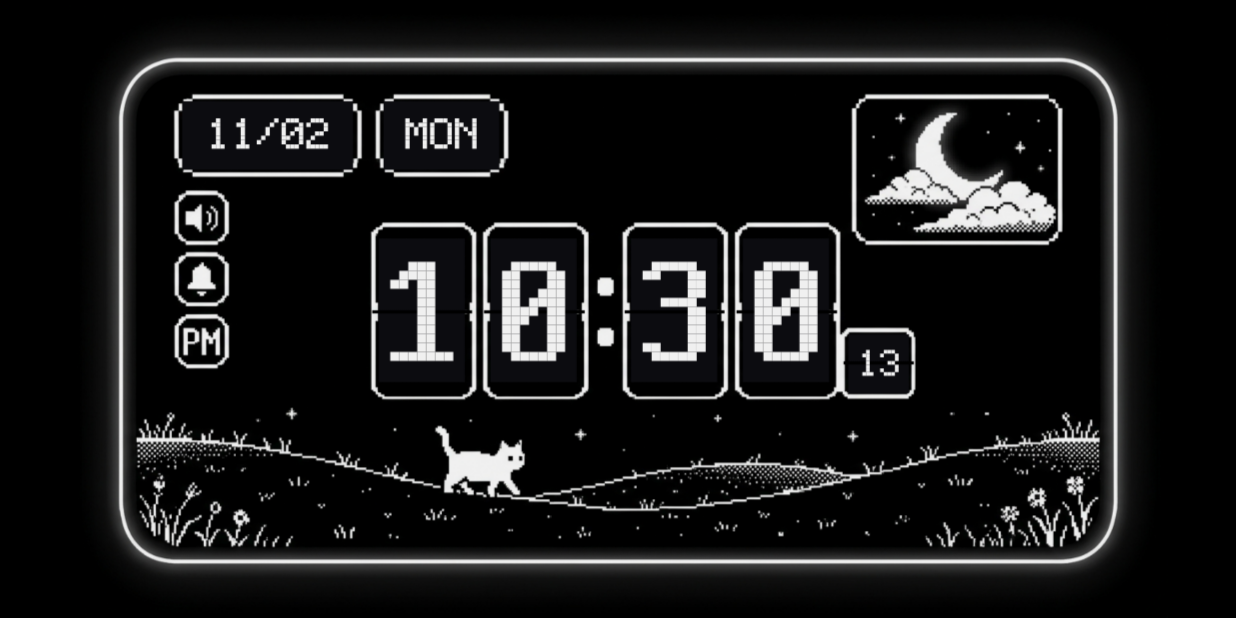
After one commit to silentman04/Wandering_Watch, an Android app built with Jetpack Compose: the StaticActivity screen opened directly, with no data from a screen before it, on a phone screen of 824 x 412 dp (held sideways). The commit adds this screen. Run offline under Robolectric (Android 15) with nearby library versions, the phone set to English and light mode, and no system bars.

Commit message:
feat: Add Wandering_Watch_Static 1:1 artwork edition with real-time live clock overlay

```diff
--- /dev/null
+++ b/app/src/main/java/com/antigravity/wanderingwatch/StaticActivity.kt
@@ -0,0 +1,86 @@
+package com.antigravity.wanderingwatch
+
+import android.content.BroadcastReceiver
+import android.content.Context
+import android.content.Intent
+import android.content.IntentFilter
+import android.os.Build
+import android.os.Bundle
+import android.view.WindowManager
+import androidx.activity.ComponentActivity
+import androidx.activity.compose.setContent
+import androidx.activity.viewModels
+import androidx.core.view.WindowCompat
+import androidx.core.view.WindowInsetsCompat
+import androidx.core.view.WindowInsetsControllerCompat
+import com.antigravity.wanderingwatch.ui.screens.StaticDeskClockScreen
+import com.antigravity.wanderingwatch.ui.theme.WanderingWatchTheme
+import com.antigravity.wanderingwatch.viewmodel.ClockViewModel
+
+class StaticActivity : ComponentActivity() {
+
+    private val clockViewModel: ClockViewModel by viewModels()
+
+    private val powerReceiver = object : BroadcastReceiver() {
+        override fun onReceive(context: Context?, intent: Intent?) {
+            when (intent?.action) {
+                Intent.ACTION_POWER_CONNECTED -> {
+                    clockViewModel.setCharging(true)
+                    window.addFlags(WindowManager.LayoutParams.FLAG_KEEP_SCREEN_ON)
+                }
+                Intent.ACTION_POWER_DISCONNECTED -> {
+                    clockViewModel.setCharging(false)
+                }
+            }
+        }
+    }
+
+    override fun onCreate(savedInstanceState: Bundle?) {
+        super.onCreate(savedInstanceState)
+
+        // Keep screen on for desk clock mode
+        window.addFlags(WindowManager.LayoutParams.FLAG_KEEP_SCREEN_ON)
+
+        // Draw under camera cutout
+        if (Build.VERSION.SDK_INT >= Build.VERSION_CODES.P) {
+            window.attributes.layoutInDisplayCutoutMode =
+                WindowManager.LayoutParams.LAYOUT_IN_DISPLAY_CUTOUT_MODE_SHORT_EDGES
+        }
+
+        // Immersive sticky fullscreen
+        WindowCompat.setDecorFitsSystemWindows(window, false)
+        val insetsController = WindowCompat.getInsetsController(window, window.decorView)
+        insetsController.systemBarsBehavior =
+            WindowInsetsControllerCompat.BEHAVIOR_SHOW_TRANSIENT_BARS_BY_SWIPE
+        insetsController.hide(WindowInsetsCompat.Type.systemBars())
+
+        // Register power receiver
+        val filter = IntentFilter().apply {
+            addAction(Intent.ACTION_POWER_CONNECTED)
+            addAction(Intent.ACTION_POWER_DISCONNECTED)
+        }
+        registerReceiver(powerReceiver, filter)
+
+        // Render Static Compose UI
+        setContent {
+            WanderingWatchTheme {
+                StaticDeskClockScreen(viewModel = clockViewModel)
+            }
+        }
+    }
+
+    override fun onWindowFocusChanged(hasFocus: Boolean) {
+        super.onWindowFocusChanged(hasFocus)
+        if (hasFocus) {
+            WindowCompat.getInsetsController(window, window.decorView)
+                .hide(WindowInsetsCompat.Type.systemBars())
+        }
+    }
+
+    override fun onDestroy() {
+        super.onDestroy()
+        try {
+            unregisterReceiver(powerReceiver)
+        } catch (_: Exception) {}
+    }
+}
--- /dev/null
+++ b/app/src/main/java/com/antigravity/wanderingwatch/ui/screens/StaticDeskClockScreen.kt
@@ -0,0 +1,174 @@
+package com.antigravity.wanderingwatch.ui.screens
+
+import androidx.compose.foundation.Image
+import androidx.compose.foundation.background
+import androidx.compose.foundation.layout.Box
+import androidx.compose.foundation.layout.aspectRatio
+import androidx.compose.foundation.layout.fillMaxSize
+import androidx.compose.runtime.Composable
+import androidx.compose.runtime.collectAsState
+import androidx.compose.runtime.getValue
+import androidx.compose.ui.Alignment
+import androidx.compose.ui.Modifier
+import androidx.compose.ui.draw.drawBehind
+import androidx.compose.ui.graphics.graphicsLayer
+import androidx.compose.ui.layout.ContentScale
+import androidx.compose.ui.res.painterResource
+import com.antigravity.wanderingwatch.R
+import com.antigravity.wanderingwatch.ui.components.PixelGlyphs
+import com.antigravity.wanderingwatch.ui.theme.PureBlack
+import com.antigravity.wanderingwatch.ui.theme.PureWhite
+import com.antigravity.wanderingwatch.viewmodel.ClockViewModel
+
+/**
+ * 1:1 Static Artwork Screen with real-time live clock overlay.
+ * Uses the exact approved design v7 artwork as a base, overlaying live hours, minutes,
+ * seconds, date, and day directly into the card slots with zero CPU/battery waste.
+ */
+@Composable
+fun StaticDeskClockScreen(
+    viewModel: ClockViewModel,
+    modifier: Modifier = Modifier
+) {
+    val timeState by viewModel.timeState.collectAsState()
+    val burnInState by viewModel.burnInState.collectAsState()
+
+    Box(
+        modifier = modifier
+            .fillMaxSize()
+            .background(PureBlack),
+        contentAlignment = Alignment.Center
+    ) {
+        // Fitted 16:9 canvas container matching the base artwork aspect ratio (1376x768)
+        Box(
+            modifier = Modifier
+                .fillMaxSize()
+                .aspectRatio(16f / 9f, matchHeightConstraintsFirst = true)
+                .graphicsLayer {
+                    // AMOLED burn-in protection: micro-orbiting & cyclic luminance breathing
+                    translationX = burnInState.shiftX
+                    translationY = burnInState.shiftY
+                    alpha = burnInState.luminanceFactor
+                }
+        ) {
+            // 1. Base 1:1 High-Resolution Static Artwork
+            Image(
+                painter = painterResource(id = R.drawable.clock_template_base),
+                contentDescription = "Desk Clock Artwork",
+                contentScale = ContentScale.Fit,
+                modifier = Modifier.fillMaxSize()
+            )
+
+            // 2. Real-time Live Time & Date Overlay on Canvas
+            Box(
+                modifier = Modifier
+                    .fillMaxSize()
+                    .drawBehind {
+                        val w = size.width
+                        val h = size.height
+
+                        // Proportional scaling factors based on 1376 x 768 template
+                        val largePixelSize = (h / 768f) * 11.2f
+                        val smallPixelSize = (h / 768f) * 4.6f
+                        val datePixelSize = (h / 768f) * 5.4f
+
+                        // A. LIVE FLIP CLOCK DIGITS (10:09)
+                        val cardY = (384f / 768f) * h
+
+                        // Hour Tens (Card 1)
+                        val card1X = (442f / 1376f) * w
+                        val hTens = timeState.hourTens.firstOrNull() ?: '1'
+                        PixelGlyphs.drawLargeDigit(
+                            drawScope = this,
+                            char = hTens,
+                            centerX = card1X,
+                            centerY = cardY,
+                            pixelSize = largePixelSize,
+                            color = PureWhite
+                        )
+
+                        // Hour Ones (Card 2)
+                        val card2X = (582f / 1376f) * w
+                        val hOnes = timeState.hourOnes.firstOrNull() ?: '0'
+                        PixelGlyphs.drawLargeDigit(
+                            drawScope = this,
+                            char = hOnes,
+                            centerX = card2X,
+                            centerY = cardY,
+                            pixelSize = largePixelSize,
+                            color = PureWhite
+                        )
+
+                        // Minute Tens (Card 3)
+                        val card3X = (758f / 1376f) * w
+                        val mTens = timeState.minuteTens.firstOrNull() ?: '0'
+                        PixelGlyphs.drawLargeDigit(
+                            drawScope = this,
+                            char = mTens,
+                            centerX = card3X,
+                            centerY = cardY,
+                            pixelSize = largePixelSize,
+                            color = PureWhite
+                        )
+
+                        // Minute Ones (Card 4)
+                        val card4X = (898f / 1376f) * w
+                        val mOnes = timeState.minuteOnes.firstOrNull() ?: '9'
+                        PixelGlyphs.drawLargeDigit(
+                            drawScope = this,
+                            char = mOnes,
+                            centerX = card4X,
+                            centerY = cardY,
+                            pixelSize = largePixelSize,
+                            color = PureWhite
+                        )
+
+                        // B. LIVE SECONDS BADGE (59)
+                        val secX = (1014f / 1376f) * w
+                        val secY = (448f / 768f) * h
+                        val spacing = smallPixelSize * 0.8f
+                        val secTextW = PixelGlyphs.measureSmallTextWidth(timeState.seconds, smallPixelSize, spacing)
+                        PixelGlyphs.drawSmallText(
+                            drawScope = this,
+                            text = timeState.seconds,
+                            startX = secX - (secTextW / 2f),
+                            startY = secY - (7 * smallPixelSize / 2f),
+                            pixelSize = smallPixelSize,
+                            spacing = spacing,
+                            color = PureWhite
+                        )
+
+                        // C. LIVE DATE BADGE (e.g. "11/02")
+                        val dateX = (249f / 1376f) * w
+                        val dateY = (163f / 768f) * h
+                        val dateSpacing = datePixelSize * 0.7f
+                        val dateTextW = PixelGlyphs.measureSmallTextWidth(timeState.date, datePixelSize, dateSpacing)
+                        PixelGlyphs.drawSmallText(
+                            drawScope = this,
+                            text = timeState.date,
+                            startX = dateX - (dateTextW / 2f),
+                            startY = dateY - (7 * datePixelSize / 2f),
+                            pixelSize = datePixelSize,
+                            spacing = dateSpacing,
+                            color = PureWhite
+                        )
+
+                        // D. LIVE DAY BADGE (e.g. "MON")
+                        val dayX = (466f / 1376f) * w
+                        val dayY = (163f / 768f) * h
+                        val daySpacing = datePixelSize * 0.7f
+                        val dayTextW = PixelGlyphs.measureSmallTextWidth(timeState.dayOfWeek, datePixelSize, daySpacing)
+                        PixelGlyphs.drawSmallText(
+                            drawScope = this,
+                            text = timeState.dayOfWeek,
+                            startX = dayX - (dayTextW / 2f),
+                            startY = dayY - (7 * datePixelSize / 2f),
+                            pixelSize = datePixelSize,
+                            spacing = daySpacing,
+                            color = PureWhite
+                        )
+                    }
+            )
+        }
+    }
+}
--- a/app/src/main/res/values/strings.xml
+++ b/app/src/main/res/values/strings.xml
@@ -1,5 +1,6 @@
 <resources>
     <string name="app_name">Wandering_Watch</string>
+    <string name="app_name_static">Wandering_Watch_Static</string>
     <string name="desc_sound">Sound Status</string>
     <string name="desc_alarm">Alarm Status</string>
     <string name="desc_weather">Weather Widget</string>
```
Also changed, not shown: app/src/main/AndroidManifest.xml (+19 -1 lines), app/src/main/res/drawable/clock_template_base.png (added), 1 other file.
